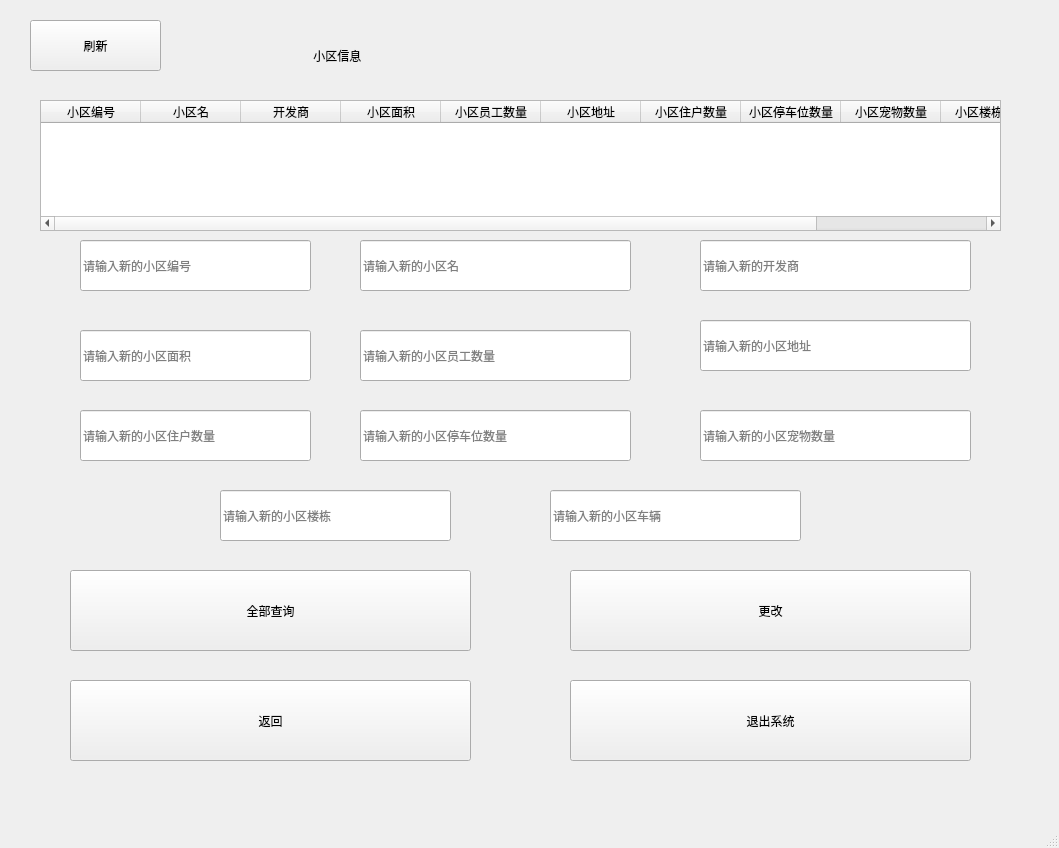
First picture: the form in code/root_community.ui, repository wan-qiang/Database_classdesigner, before the edit.
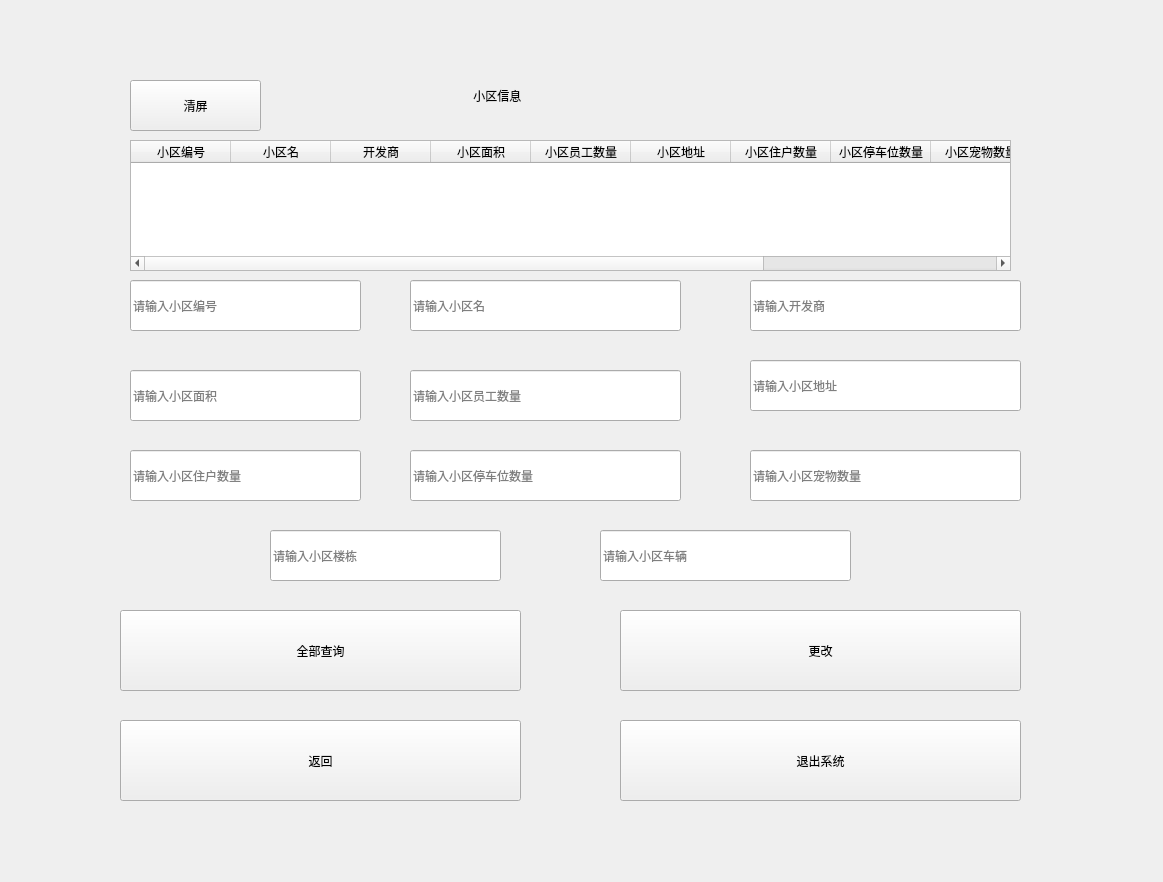
Second picture: the form after the edit. Icons and pictures are not drawn.

```diff
--- a/code/root_community.ui
+++ b/code/root_community.ui
@@ -6,20 +6,35 @@
    <rect>
     <x>0</x>
     <y>0</y>
-    <width>1059</width>
-    <height>848</height>
+    <width>1163</width>
+    <height>882</height>
    </rect>
   </property>
+  <property name="minimumSize">
+   <size>
+    <width>1163</width>
+    <height>882</height>
+   </size>
+  </property>
+  <property name="maximumSize">
+   <size>
+    <width>1163</width>
+    <height>882</height>
+   </size>
+  </property>
   <property name="windowTitle">
    <string>root_小区信息</string>
   </property>
+  <property name="styleSheet">
+   <string notr="true">#centralwidget{border-image: url(:/background/background1.jpg);}</string>
+  </property>
   <widget class="QWidget" name="centralwidget">
    <widget class="QTableWidget" name="tableWidget">
     <property name="geometry">
      <rect>
-      <x>40</x>
-      <y>100</y>
-      <width>961</width>
+      <x>130</x>
+      <y>140</y>
+      <width>881</width>
       <height>131</height>
      </rect>
     </property>
@@ -85,73 +100,73 @@
    <widget class="QLineEdit" name="lineEdit">
     <property name="geometry">
      <rect>
-      <x>80</x>
-      <y>240</y>
+      <x>130</x>
+      <y>280</y>
       <width>231</width>
       <height>51</height>
      </rect>
     </property>
     <property name="placeholderText">
-     <string>请输入新的小区编号</string>
+     <string>请输入小区编号</string>
     </property>
    </widget>
    <widget class="QLineEdit" name="lineEdit_2">
     <property name="geometry">
      <rect>
-      <x>360</x>
-      <y>240</y>
+      <x>410</x>
+      <y>280</y>
       <width>271</width>
       <height>51</height>
      </rect>
     </property>
     <property name="placeholderText">
-     <string>请输入新的小区名</string>
+     <string>请输入小区名</string>
     </property>
    </widget>
    <widget class="QLineEdit" name="lineEdit_3">
     <property name="geometry">
      <rect>
-      <x>700</x>
-      <y>240</y>
+      <x>750</x>
+      <y>280</y>
       <width>271</width>
       <height>51</height>
      </rect>
     </property>
     <property name="placeholderText">
-     <string>请输入新的开发商</string>
+     <string>请输入开发商</string>
     </property>
    </widget>
    <widget class="QLineEdit" name="lineEdit_4">
     <property name="geometry">
      <rect>
-      <x>80</x>
-      <y>330</y>
+      <x>130</x>
+      <y>370</y>
       <width>231</width>
       <height>51</height>
      </rect>
     </property>
     <property name="placeholderText">
-     <string>请输入新的小区面积</string>
+     <string>请输入小区面积</string>
     </property>
    </widget>
    <widget class="QLineEdit" name="lineEdit_5">
     <property name="geometry">
      <rect>
-      <x>360</x>
-      <y>330</y>
+      <x>410</x>
+      <y>370</y>
       <width>271</width>
       <height>51</height>
      </rect>
     </property>
     <property name="placeholderText">
-     <string>请输入新的小区员工数量</string>
+     <string>请输入小区员工数量</string>
     </property>
    </widget>
    <widget class="QPushButton" name="pushButton_3">
     <property name="geometry">
      <rect>
-      <x>570</x>
-      <y>570</y>
+      <x>620</x>
+      <y>610</y>
       <width>401</width>
       <height>81</height>
      </rect>
@@ -166,8 +181,8 @@
    <widget class="QPushButton" name="pushButton_4">
     <property name="geometry">
      <rect>
-      <x>70</x>
-      <y>680</y>
+      <x>120</x>
+      <y>720</y>
       <width>401</width>
       <height>81</height>
      </rect>
@@ -182,8 +197,8 @@
    <widget class="QPushButton" name="pushButton_6">
     <property name="geometry">
      <rect>
-      <x>570</x>
-      <y>680</y>
+      <x>620</x>
+      <y>720</y>
       <width>401</width>
       <height>81</height>
      </rect>
@@ -198,9 +213,9 @@
    <widget class="QLabel" name="label">
     <property name="geometry">
      <rect>
-      <x>300</x>
-      <y>30</y>
-      <width>221</width>
+      <x>460</x>
+      <y>70</y>
+      <width>281</width>
       <height>51</height>
      </rect>
     </property>
@@ -214,8 +229,8 @@
    <widget class="QPushButton" name="pushButton_2">
     <property name="geometry">
      <rect>
-      <x>70</x>
-      <y>570</y>
+      <x>120</x>
+      <y>610</y>
       <width>401</width>
       <height>81</height>
      </rect>
@@ -230,8 +245,8 @@
    <widget class="QPushButton" name="pushButton_1">
     <property name="geometry">
      <rect>
-      <x>30</x>
-      <y>20</y>
+      <x>130</x>
+      <y>80</y>
       <width>131</width>
       <height>51</height>
      </rect>
@@ -240,99 +255,88 @@
      <string notr="true">font: 18pt &quot;Arial&quot;;</string>
     </property>
     <property name="text">
-     <string>刷新</string>
+     <string>清屏</string>
     </property>
    </widget>
    <widget class="QLineEdit" name="lineEdit_6">
     <property name="geometry">
      <rect>
-      <x>700</x>
-      <y>320</y>
+      <x>750</x>
+      <y>360</y>
       <width>271</width>
       <height>51</height>
      </rect>
     </property>
     <property name="placeholderText">
-     <string>请输入新的小区地址</string>
+     <string>请输入小区地址</string>
     </property>
    </widget>
    <widget class="QLineEdit" name="lineEdit_7">
     <property name="geometry">
      <rect>
-      <x>80</x>
-      <y>410</y>
+      <x>130</x>
+      <y>450</y>
       <width>231</width>
       <height>51</height>
      </rect>
     </property>
     <property name="placeholderText">
-     <string>请输入新的小区住户数量</string>
+     <string>请输入小区住户数量</string>
     </property>
    </widget>
    <widget class="QLineEdit" name="lineEdit_8">
     <property name="geometry">
      <rect>
-      <x>360</x>
-      <y>410</y>
+      <x>410</x>
+      <y>450</y>
       <width>271</width>
       <height>51</height>
      </rect>
     </property>
     <property name="placeholderText">
-     <string>请输入新的小区停车位数量</string>
+     <string>请输入小区停车位数量</string>
     </property>
    </widget>
    <widget class="QLineEdit" name="lineEdit_9">
     <property name="geometry">
      <rect>
-      <x>700</x>
-      <y>410</y>
+      <x>750</x>
+      <y>450</y>
       <width>271</width>
       <height>51</height>
      </rect>
     </property>
     <property name="placeholderText">
-     <string>请输入新的小区宠物数量</string>
+     <string>请输入小区宠物数量</string>
     </property>
    </widget>
    <widget class="QLineEdit" name="lineEdit_10">
     <property name="geometry">
      <rect>
-      <x>220</x>
-      <y>490</y>
+      <x>270</x>
+      <y>530</y>
       <width>231</width>
       <height>51</height>
      </rect>
     </property>
     <property name="placeholderText">
-     <string>请输入新的小区楼栋</string>
+     <string>请输入小区楼栋</string>
     </property>
    </widget>
    <widget class="QLineEdit" name="lineEdit_11">
     <property name="geometry">
      <rect>
-      <x>550</x>
-      <y>490</y>
+      <x>600</x>
+      <y>530</y>
       <width>251</width>
       <height>51</height>
      </rect>
     </property>
     <property name="placeholderText">
-     <string>请输入新的小区车辆</string>
+     <string>请输入小区车辆</string>
     </property>
    </widget>
   </widget>
-  <widget class="QMenuBar" name="menubar">
-   <property name="geometry">
-    <rect>
-     <x>0</x>
-     <y>0</y>
-     <width>1059</width>
-     <height>26</height>
-    </rect>
-   </property>
-  </widget>
-  <widget class="QStatusBar" name="statusbar"/>
  </widget>
  <resources/>
  <connections/>
```
Left out of the diff: 6 changed lines with no effect on the pictures.
